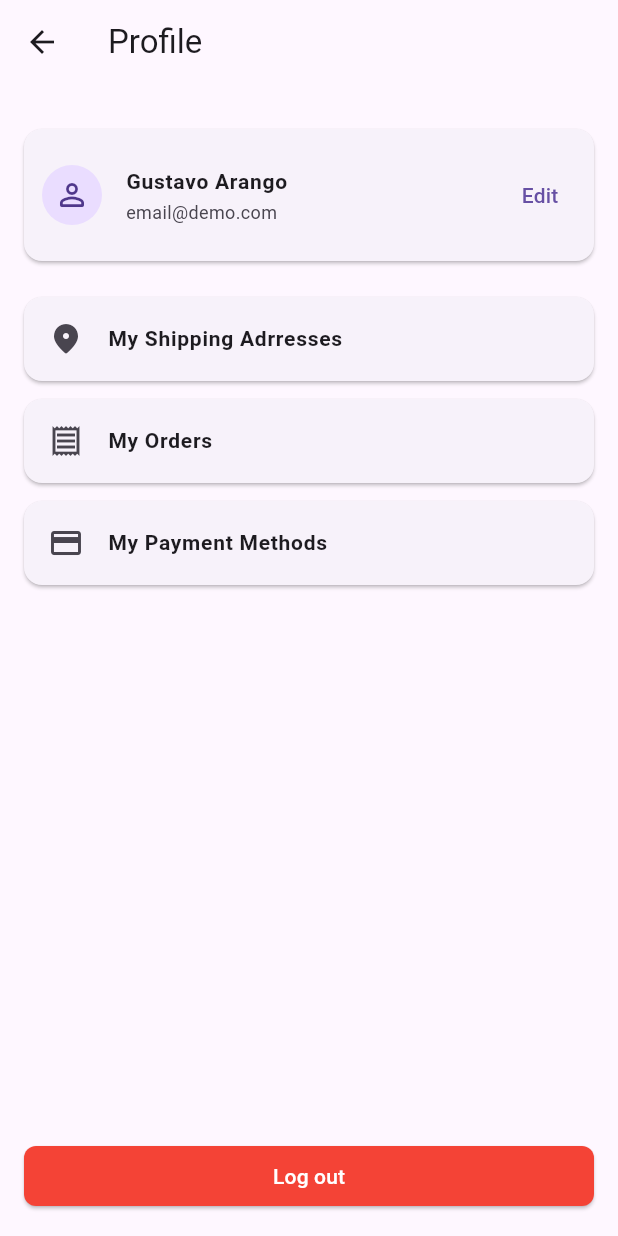
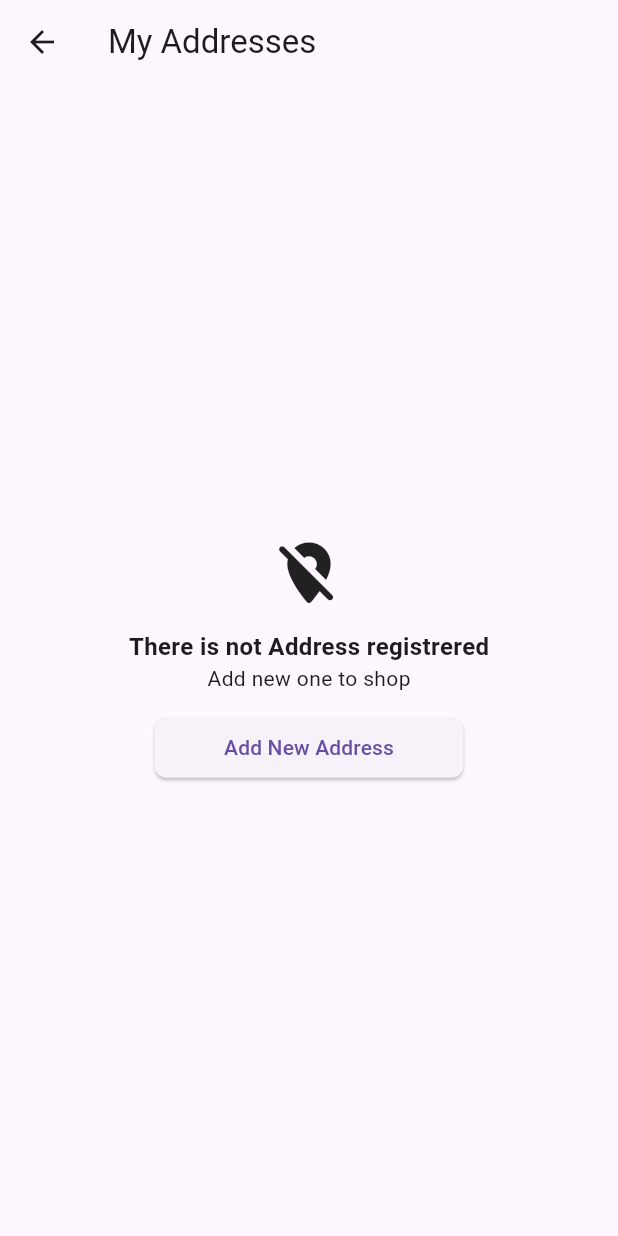
Before and after one commit to mirxtrem-apps/prueba-doublev-partners, a Flutter app: the ProfilePage screen opened by its route, after a tap on "My Shipping Adrresses", on a phone screen of 412 x 824 dp. Run offline on Flutter 3.47's test engine with Material 2 defaults, Android fonts, the phone set to English and light mode, and no system bars; our stand-ins replace firebase_core; accounts and stored records are empty.

Commit message:
test: address list page

```diff
--- a/lib/features/user/presentation/pages/address_list/address_list_page.dart
+++ b/lib/features/user/presentation/pages/address_list/address_list_page.dart
@@ -1,14 +1,58 @@
 import 'package:flutter/material.dart';
 
+import '/core/routes/app_routes.dart';
+import '/core/shared/widgets/buttons/buttons.dart';
+import '/features/user/presentation/pages/address_list/widgets/address_info_tile.dart';
+import '/features/user/presentation/pages/address_list/widgets/empty_list_address_view.dart';
+
 class AddressListPage extends StatelessWidget {
+  const AddressListPage({super.key});
 
-  const AddressListPage({ super.key });
+  @override
+  Widget build(BuildContext context) {
+    var addressList = [];
+    return Scaffold(
+      appBar: AppBar(
+        title: const Text("My Addresses"),
+      ),
+      body: Container(
+        constraints: const BoxConstraints.expand(),
+        padding: const EdgeInsets.symmetric(horizontal: 16.0),
+        child: Visibility(
+          visible: addressList.isNotEmpty,
+          replacement: const EmptyListAddressView(),
+          child: Column(
+            children: [
+              Row(
+                mainAxisSize: MainAxisSize.max,
+                mainAxisAlignment: MainAxisAlignment.end,
+                children: [
+                  FlatButton(
+                    label: "Add New",
+                    onPressed: () => _addNewAddress(context),
+                  )
+                ],
+              ),
+              ListView.builder(
+                shrinkWrap: true,
+                itemCount: addressList.length,
+                itemBuilder: (context, index) {
+                  return AddressInfoTile(
+                    label: "Carrera 100A #71B 32",
+                    onEdit: () {
+                      Navigator.pushNamed(context, Routes.editAddress);
+                    },
+                  );
+                },
+              ),
+            ],
+          ),
+        ),
+      ),
+    );
+  }
 
-   @override
-   Widget build(BuildContext context) {
-       return Scaffold(
-           appBar: AppBar(title: const Text('Addresses'),),
-           body: Container(),
-       );
+  void _addNewAddress(BuildContext context) {
+    Navigator.pushNamed(context, Routes.addNewAddress);
   }
 }
--- /dev/null
+++ b/lib/features/user/presentation/pages/address_list/widgets/empty_list_address_view.dart
@@ -0,0 +1,39 @@
+import 'package:flutter/material.dart';
+
+import '/core/routes/app_routes.dart';
+import '/core/shared/widgets/buttons/buttons.dart';
+import '/core/theme/label_styles.dart';
+
+class EmptyListAddressView extends StatelessWidget {
+  const EmptyListAddressView({super.key});
+
+  @override
+  Widget build(BuildContext context) {
+    return Center(
+      child: Column(
+        mainAxisSize: MainAxisSize.min,
+        children: [
+          const Icon(
+            Icons.location_off_rounded,
+            size: 50.0,
+          ),
+          const SizedBox(height: 12.0),
+          Text(
+            "There is not Address registrered",
+            style: LabelStyle.title(),
+          ),
+          const Text("Add new one to shop"),
+          const SizedBox(height: 12.0),
+          SizedBox(
+            width: MediaQuery.of(context).size.width / 2,
+            child: SolidButton(
+              label: "Add New Address",
+              onPressed: () =>
+                  Navigator.pushNamed(context, Routes.addNewAddress),
+            ),
+          ),
+        ],
+      ),
+    );
+  }
+}
--- a/lib/features/user/presentation/pages/profile/profile_page.dart
+++ b/lib/features/user/presentation/pages/profile/profile_page.dart
@@ -1,4 +1,5 @@
 import 'package:flutter/material.dart';
+import 'package:flutter_tdd/core/routes/app_routes.dart';
 import 'package:flutter_tdd/core/shared/widgets/buttons/solid_button.dart';
 import 'package:flutter_tdd/features/user/presentation/pages/profile/widgets/profile_option_tile.dart';
 
@@ -19,7 +20,9 @@ class ProfilePage extends StatelessWidget {
             ProfileOptionTile(
               label: "My Shipping Adrresses",
               icon: Icons.location_on_rounded,
-              onTap: () {},
+              onTap: () {
+                Navigator.of(context).pushNamed(Routes.addressList);
+              },
             ),
             ProfileOptionTile(
               label: "My Orders",
```
Also changed, not shown: lib/features/home/presentation/pages/splash/splash_page.dart (+11 -9 lines), lib/features/user/presentation/pages/add_new_address/add_new_address_page.dart (+37 -1 lines), lib/features/user/presentation/pages/address_list/widgets/address_info_tile.dart (added, +40 -0 lines).
